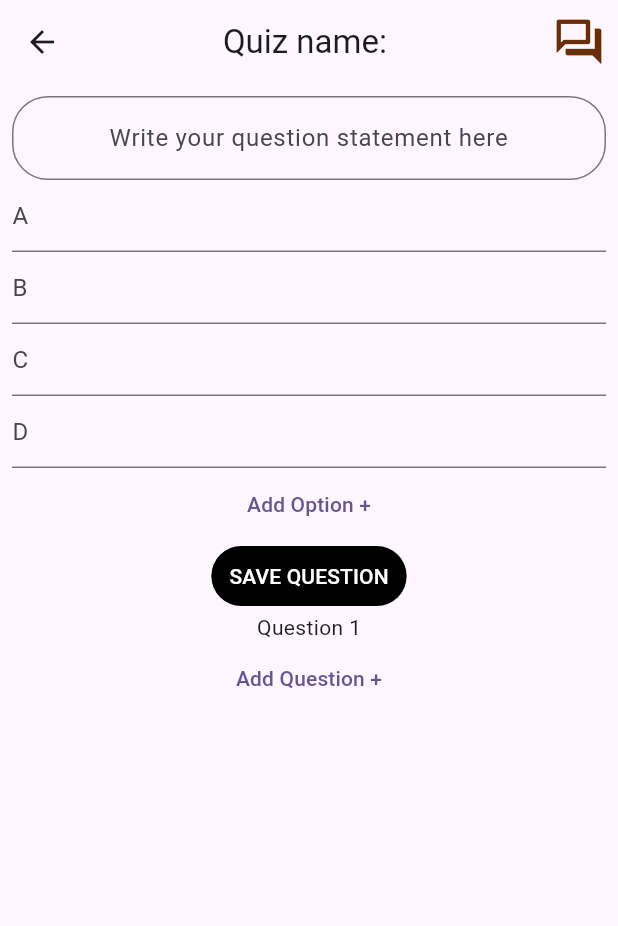
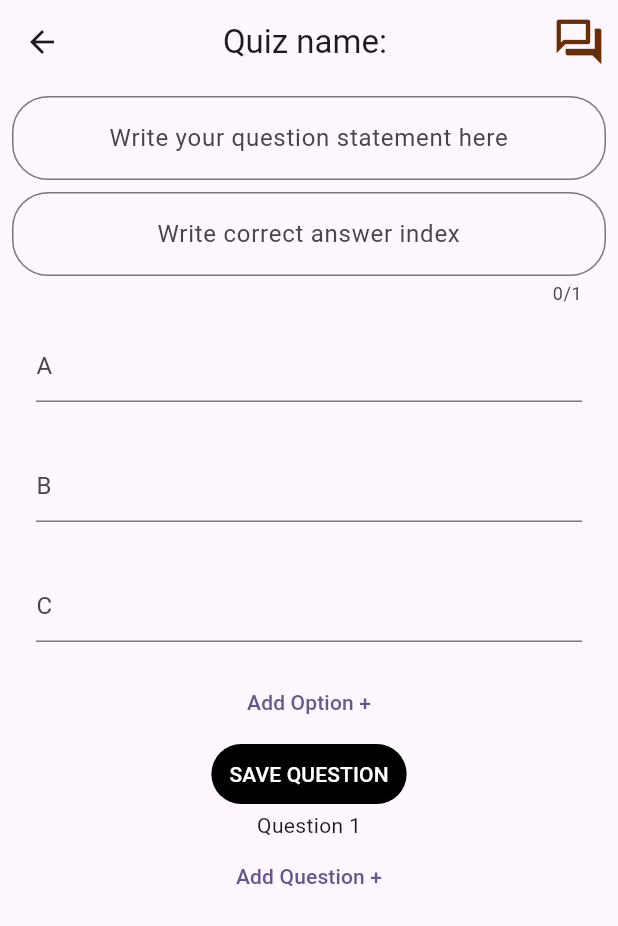
Before and after one commit to metingokmenn/flutter_quizck, a Flutter app: the QuizCreatePage screen opened directly with empty values, on a phone screen of 412 x 824 dp. Shown: the top 926 px of the screen. Run offline on Flutter 3.47's test engine with Material 3 defaults, Android fonts, the light colour scheme and no system bars; our stand-ins replace fluttertoast, get_it, hive, hive_flutter, socket_io_client; accounts and stored records are empty.

Commit message:
Completed on localhost.

```diff
--- a/lib/main.dart
+++ b/lib/main.dart
@@ -1,5 +1,3 @@
-import 'dart:io';
-
 import 'package:flutter/material.dart';
 import 'package:flutter_quizck/data/hive_storage.dart';
 import 'package:flutter_quizck/model/question_model.dart';
@@ -14,7 +12,6 @@ final locator = GetIt.instance;
 
 void setup() {
   locator.registerSingleton<HiveLocalStorage>(HiveLocalStorage());
-  locator.registerSingleton<Future<Socket>>(Socket.connect('10.0.2.2', 3131));
 }
 
 Future<void> setupHive() async {
--- a/lib/screens/quiz_create_page.dart
+++ b/lib/screens/quiz_create_page.dart
@@ -25,6 +25,8 @@ class _QuizCreatePageState extends State<QuizCreatePage> {
   List<TextEditingController> controllers = [];
 
   final TextEditingController questionController = TextEditingController();
+
+  final TextEditingController correctAnswerController = TextEditingController();
 
   List<Question> questionList = [];
   List<String> options = [];
@@ -70,7 +72,7 @@ class _QuizCreatePageState extends State<QuizCreatePage> {
                       controllers.add(TextEditingController());
                     }
                     String option =
-                        String.fromCharCode('A'.codeUnitAt(0) + index - 1);
+                        String.fromCharCode('A'.codeUnitAt(0) + index - 2);
                     if (index == 0) {
                       return TextFormField(
                         controller: questionController,
@@ -79,6 +81,21 @@ class _QuizCreatePageState extends State<QuizCreatePage> {
                             hintText: 'Write your question statement here',
                             border: OutlineInputBorder(
                                 borderRadius: BorderRadius.circular(24))),
+                      );
+                    }
+                    if (index == 1) {
+                      return Padding(
+                        padding: const EdgeInsets.only(top: 8.0),
+                        child: TextFormField(
+                          keyboardType: TextInputType.number,
+                          maxLength: 1,
+                          textAlign: TextAlign.center,
+                          controller: correctAnswerController,
+                          decoration: InputDecoration(
+                              hintText: 'Write correct answer index',
+                              border: OutlineInputBorder(
+                                  borderRadius: BorderRadius.circular(24))),
+                        ),
                       );
                     }
                     if (index == itemCountList - 1) {
@@ -92,12 +109,42 @@ class _QuizCreatePageState extends State<QuizCreatePage> {
                     }
 
                     if (index == itemCountList) {
+                      return controlBottom(context);
+                    }
+
+                    return buildOptions(index, option);
+                  }),
+            ),
+          ),
+        ],
+      ),
+    );
+  }
+
+  Padding buildOptions(int index, String option) {
+    return Padding(
+      padding: const EdgeInsets.all(16.0),
+      child: Dismissible(
+        onDismissed: (direction) {
+          setState(() {
+            itemCountList--;
+          });
+        },
+        key: UniqueKey(),
+        child: TextFormField(
+          controller: controllers[index],
+          decoration: InputDecoration(hintText: option),
+        ),
+      ),
+    );
+  }
+
+  Column controlBottom(BuildContext context) {
     return Column(
       children: [
         TextButton(
           style: ButtonStyle(
-                                backgroundColor:
-                                    MaterialStateProperty.all(Colors.black)),
+              backgroundColor: MaterialStateProperty.all(Colors.black)),
           onPressed: () async {
             debugPrint(itemCountList.toString());
             for (int i = 0; i < controllers.length; i++) {
@@ -105,8 +152,7 @@ class _QuizCreatePageState extends State<QuizCreatePage> {
                 options.add(controllers[i].text);
               }
             }
-                              if (options.isNotEmpty &&
-                                  questionController.text.isNotEmpty) {
+            if (options.isNotEmpty && questionController.text.isNotEmpty) {
               if (questionCount == totalQuestionCount) {
                 setState(() {
                   buttonText = 'SAVE QUIZ';
@@ -114,16 +160,14 @@ class _QuizCreatePageState extends State<QuizCreatePage> {
                 questionList.add(Question(
                     question: questionController.text,
                     options: options,
-                                      correctAnswerIndex: 0));
+                    correctAnswerIndex:
+                        int.parse(correctAnswerController.text)));
                 debugPrint(questionList.toString());
                 await _hiveLocalStorage.addQuiz(
                     quiz: Quiz(
-                                          questions: questionList,
-                                          quizName: widget.quizName));
-                                  List<Quiz> printList =
-                                      await _hiveLocalStorage.getAllQuizzes();
-                                  debugPrint(
-                                      "Hive quiz:   ${printList.toString()}");
+                        questions: questionList, quizName: widget.quizName));
+                List<Quiz> printList = await _hiveLocalStorage.getAllQuizzes();
+                debugPrint("Hive quiz:   ${printList.toString()}");
                 Fluttertoast.showToast(
                     msg: 'Your quiz is successfully created');
                 Navigator.of(context).pop();
@@ -131,7 +175,8 @@ class _QuizCreatePageState extends State<QuizCreatePage> {
                 questionList.add(Question(
                     question: questionController.text,
                     options: options,
-                                      correctAnswerIndex: 0));
+                    correctAnswerIndex:
+                        int.parse(correctAnswerController.text)));
                 debugPrint(questionList.toString());
                 setState(() {
                   questionCount++;
@@ -144,8 +189,7 @@ class _QuizCreatePageState extends State<QuizCreatePage> {
               }
             } else {
               Fluttertoast.showToast(
-                                    msg:
-                                        'Please provide necessary informations.');
+                  msg: 'Please provide necessary informations.');
             }
           },
           child: Text(
@@ -164,24 +208,4 @@ class _QuizCreatePageState extends State<QuizCreatePage> {
       ],
     );
   }
-
-                    return Dismissible(
-                      onDismissed: (direction) {
-                        setState(() {
-                          itemCountList--;
-                        });
-                      },
-                      key: UniqueKey(),
-                      child: TextFormField(
-                        controller: controllers[index],
-                        decoration: InputDecoration(hintText: option),
-                      ),
-                    );
-                  }),
-            ),
-          ),
-        ],
-      ),
-    );
 }
-}
```
Also changed, not shown: lib/screens/admin_quiz_page.dart (+62 -3 lines), lib/screens/admin_result_page.dart (added, +63 -0 lines), lib/screens/admin_wait.dart (+12 -8 lines), lib/screens/quiz_end_page.dart (deleted, +0 -48 lines), lib/screens/saved_quiz_page.dart (+19 -5 lines), lib/widgets/custom_text_field.dart (+22 -11 lines), 1 other file. Lines whose indentation alone changed are shown as unchanged.
